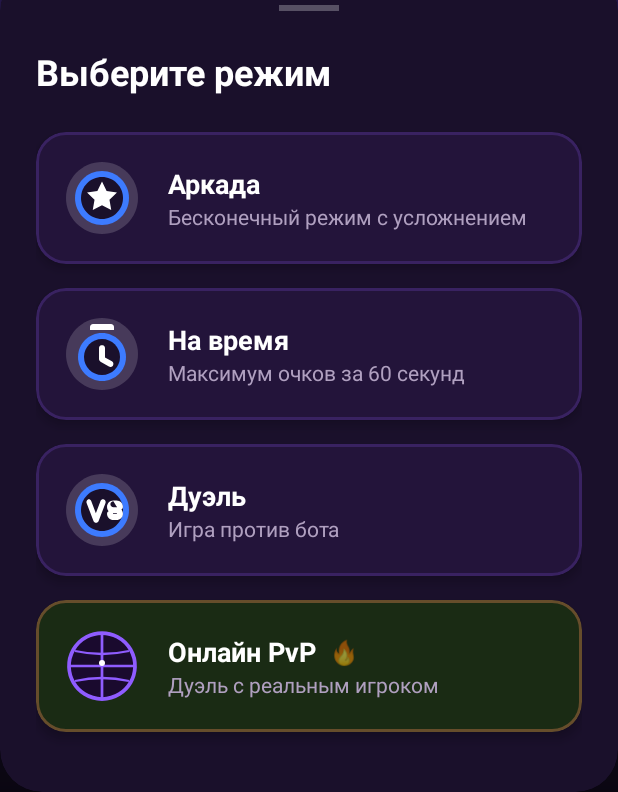
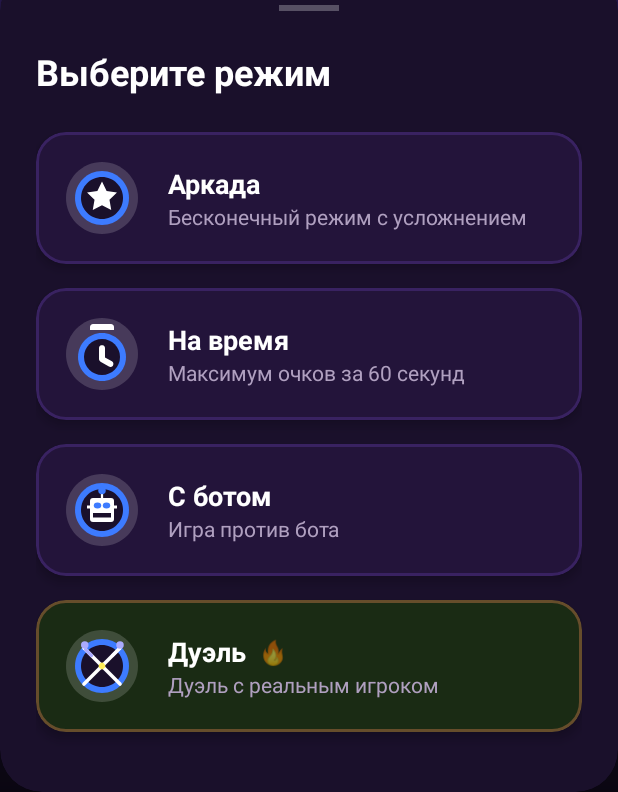
Before and after one commit to ogSulem/BasketMars, an Android app: the screen it shows after launch (MainActivity), after a tap on "ИГРАТЬ", on a phone screen of 412 x 824 dp, the part 444-1236 px from its top. Run offline under Robolectric (Android 15) with nearby library versions, the phone set to English and light mode, and no system bars; our stand-ins replace Firebase (no records; nobody signed in at launch, a user with empty details on screens opened directly), Room's generated code.

```diff
--- a/app/src/main/res/drawable/ic_mode_duel.xml
+++ b/app/src/main/res/drawable/ic_mode_duel.xml
@@ -1,26 +1,64 @@
+<?xml version="1.0" encoding="utf-8"?>
+<!-- Bot mode icon: simple robot / android head -->
 <vector xmlns:android="http://schemas.android.com/apk/res/android"
     android:width="56dp"
     android:height="56dp"
     android:viewportWidth="56"
     android:viewportHeight="56">
 
+    <!-- Background circles (same style as other mode icons) -->
     <path
         android:fillColor="#2AFFFFFF"
         android:pathData="M28,4C14.75,4 4,14.75 4,28c0,13.25 10.75,24 24,24c13.25,0 24,-10.75 24,-24C52,14.75 41.25,4 28,4z"/>
-
     <path
         android:fillColor="#FF3D7BFF"
         android:pathData="M28,10c-9.94,0 -18,8.06 -18,18c0,9.94 8.06,18 18,18c9.94,0 18,-8.06 18,-18C46,18.06 37.94,10 28,10z"/>
-
     <path
         android:fillColor="#FF1A102B"
         android:pathData="M28,14c-7.73,0 -14,6.27 -14,14c0,7.73 6.27,14 14,14c7.73,0 14,-6.27 14,-14C42,20.27 35.73,14 28,14z"/>
 
+    <!-- ── Robot head body (rounded rectangle) ── -->
     <path
         android:fillColor="#FFFFFFFF"
-        android:pathData="M18.5,21.0c0.92,-0.35 1.96,0.11 2.31,1.03l3.1,8.1l3.1,-8.1c0.35,-0.92 1.39,-1.38 2.31,-1.03c0.92,0.35 1.38,1.39 1.03,2.31l-4.6,12.0c-0.27,0.71 -0.96,1.18 -1.71,1.18c-0.75,0 -1.44,-0.47 -1.71,-1.18l-4.6,-12.0c-0.35,-0.92 0.11,-1.96 1.03,-2.31z"/>
+        android:pathData="M20,22 Q20,20 22,20 L34,20 Q36,20 36,22 L36,34 Q36,36 34,36 L22,36 Q20,36 20,34 Z"/>
 
+    <!-- ── Antenna stem ── -->
     <path
         android:fillColor="#FFFFFFFF"
-        android:pathData="M35.6,22.2c-1.1,0 -2.0,0.9 -2.0,2.0c0,1.1 0.9,2.0 2.0,2.0h2.1c2.34,0 4.25,1.9 4.25,4.25c0,2.34 -1.9,4.25 -4.25,4.25h-2.1c-2.34,0 -4.25,-1.9 -4.25,-4.25c0,-1.1 0.9,-2.0 2.0,-2.0c1.1,0 2.0,0.9 2.0,2.0c0,0.14 0.11,0.25 0.25,0.25h2.1c0.14,0 0.25,-0.11 0.25,-0.25c0,-0.14 -0.11,-0.25 -0.25,-0.25h-2.1c-2.34,0 -4.25,-1.9 -4.25,-4.25c0,-2.34 1.9,-4.25 4.25,-4.25h2.1c2.34,0 4.25,1.9 4.25,4.25c0,1.1 -0.9,2.0 -2.0,2.0c-1.1,0 -2.0,-0.9 -2.0,-2.0c0,-0.14 -0.11,-0.25 -0.25,-0.25z"/>
+        android:strokeColor="#FFFFFFFF"
+        android:strokeWidth="1.5"
+        android:pathData="M28,17 L28,20"/>
+
+    <!-- ── Antenna ball ── -->
+    <path
+        android:fillColor="#FF3D7BFF"
+        android:pathData="M25.5,15 A2.5,2.5 0 1,0 30.5,15 A2.5,2.5 0 1,0 25.5,15 Z"/>
+
+    <!-- ── Left eye ── -->
+    <path
+        android:fillColor="#FF3D7BFF"
+        android:pathData="M22.5,25 A2.5,2 0 1,0 27.5,25 A2.5,2 0 1,0 22.5,25 Z"/>
+
+    <!-- ── Right eye ── -->
+    <path
+        android:fillColor="#FF3D7BFF"
+        android:pathData="M28.5,25 A2.5,2 0 1,0 33.5,25 A2.5,2 0 1,0 28.5,25 Z"/>
+
+    <!-- ── Mouth — flat line with 5 small teeth ── -->
+    <path
+        android:fillColor="#FF1A102B"
+        android:pathData="M22,30 L34,30 L34,33 L22,33 Z"/>
+    <!-- Teeth gaps -->
+    <path
+        android:fillColor="#FFFFFFFF"
+        android:pathData="M23.5,30 L23.5,33 M26,30 L26,33 M28.5,30 M31,30 L31,33"/>
+
+    <!-- ── Ear / side nodes ── -->
+    <path
+        android:fillColor="#FFFFFFFF"
+        android:pathData="M18,25 L20,25 L20,27 L18,27 Z"/>
+    <path
+        android:fillColor="#FFFFFFFF"
+        android:pathData="M36,25 L38,25 L38,27 L36,27 Z"/>
+
 </vector>
--- a/app/src/main/res/drawable/ic_mode_online.xml
+++ b/app/src/main/res/drawable/ic_mode_online.xml
@@ -1,47 +1,65 @@
+<?xml version="1.0" encoding="utf-8"?>
+<!-- Duel/PvP mode icon: two crossed swords -->
 <vector xmlns:android="http://schemas.android.com/apk/res/android"
     android:width="56dp"
     android:height="56dp"
     android:viewportWidth="56"
     android:viewportHeight="56">
 
-    <!-- Globe circle -->
+    <!-- Background circles (consistent with other mode icons) -->
     <path
-        android:pathData="M28,6 A22,22 0 1,1 27.999,6 Z"
-        android:fillColor="#1A0A2E"
-        android:strokeColor="#8F5CFF"
-        android:strokeWidth="2.5" />
+        android:fillColor="#2AFFFFFF"
+        android:pathData="M28,4C14.75,4 4,14.75 4,28c0,13.25 10.75,24 24,24c13.25,0 24,-10.75 24,-24C52,14.75 41.25,4 28,4z"/>
+    <path
+        android:fillColor="#FF3D7BFF"
+        android:pathData="M28,10c-9.94,0 -18,8.06 -18,18c0,9.94 8.06,18 18,18c9.94,0 18,-8.06 18,-18C46,18.06 37.94,10 28,10z"/>
+    <path
+        android:fillColor="#FF1A102B"
+        android:pathData="M28,14c-7.73,0 -14,6.27 -14,14c0,7.73 6.27,14 14,14c7.73,0 14,-6.27 14,-14C42,20.27 35.73,14 28,14z"/>
 
-    <!-- Vertical center line -->
+    <!-- ══ Sword 1: top-left to bottom-right ══ -->
+    <!-- Blade -->
     <path
-        android:pathData="M28,6 Q28,28 28,50"
-        android:strokeColor="#8F5CFF"
-        android:strokeWidth="1.8"
-        android:fillColor="#00000000" />
+        android:fillColor="#00000000"
+        android:strokeColor="#FFFFFFFF"
+        android:strokeWidth="2.4"
+        android:strokeLineCap="round"
+        android:pathData="M16,16 L40,40"/>
+    <!-- Guard (cross-piece) -->
+    <path
+        android:fillColor="#00000000"
+        android:strokeColor="#FFAAAAFF"
+        android:strokeWidth="2.2"
+        android:strokeLineCap="round"
+        android:pathData="M35,21 L39,17"/>
+    <!-- Pommel (handle tip) -->
+    <path
+        android:fillColor="#FFAAAAFF"
+        android:pathData="M14,14 A2.5,2.5 0 1,0 19,14 A2.5,2.5 0 1,0 14,14 Z"/>
 
-    <!-- Horizontal equator -->
+    <!-- ══ Sword 2: top-right to bottom-left ══ -->
+    <!-- Blade -->
     <path
-        android:pathData="M6,28 Q28,28 50,28"
-        android:strokeColor="#8F5CFF"
-        android:strokeWidth="1.8"
-        android:fillColor="#00000000" />
+        android:fillColor="#00000000"
+        android:strokeColor="#FFFFFFFF"
+        android:strokeWidth="2.4"
+        android:strokeLineCap="round"
+        android:pathData="M40,16 L16,40"/>
+    <!-- Guard (cross-piece) -->
+    <path
+        android:fillColor="#00000000"
+        android:strokeColor="#FFAAAAFF"
+        android:strokeWidth="2.2"
+        android:strokeLineCap="round"
+        android:pathData="M21,21 L17,17"/>
+    <!-- Pommel -->
+    <path
+        android:fillColor="#FFAAAAFF"
+        android:pathData="M37.5,14 A2.5,2.5 0 1,0 42.5,14 A2.5,2.5 0 1,0 37.5,14 Z"/>
 
-    <!-- Top latitude arc -->
+    <!-- Centre cross flash -->
     <path
-        android:pathData="M10,18 Q28,22 46,18"
-        android:strokeColor="#8F5CFF"
-        android:strokeWidth="1.5"
-        android:fillColor="#00000000" />
-
-    <!-- Bottom latitude arc -->
-    <path
-        android:pathData="M10,38 Q28,34 46,38"
-        android:strokeColor="#8F5CFF"
-        android:strokeWidth="1.5"
-        android:fillColor="#00000000" />
-
-    <!-- Signal dots -->
-    <path
-        android:pathData="M28,28 m-2,-2 a2,2 0 1,0 4,0 a2,2 0 1,0 -4,0"
-        android:fillColor="#FFFFFF" />
+        android:fillColor="#FFFFEE58"
+        android:pathData="M26.5,26.5 A1.8,1.8 0 1,0 29.5,29.5 A1.8,1.8 0 1,0 26.5,26.5 Z"/>
 
 </vector>
--- a/app/src/main/res/values/strings.xml
+++ b/app/src/main/res/values/strings.xml
@@ -22,16 +22,16 @@
     <string name="mode_arcade_desc">Бесконечный режим с усложнением</string>
     <string name="mode_timed">На время</string>
     <string name="mode_timed_desc">Максимум очков за 60 секунд</string>
-    <string name="mode_duel">Дуэль</string>
+    <string name="mode_duel">С ботом</string>
     <string name="mode_duel_desc">Игра против бота</string>
-    <string name="mode_online_pvp">Онлайн PvP</string>
+    <string name="mode_online_pvp">Дуэль</string>
     <string name="mode_online_pvp_desc">Дуэль с реальным игроком</string>
 
     <!-- Экран лидерборда -->
     <string name="leaderboard_title">Лидерборд</string>
     <string name="leaderboard_tab_arcade">Аркада</string>
     <string name="leaderboard_tab_timed">На время</string>
-    <string name="leaderboard_tab_duel">Дуэли</string>
+    <string name="leaderboard_tab_duel">С ботом</string>
     <string name="leaderboard_tab_online">PvP</string>
     <string name="leaderboard_empty">Пока нет результатов</string>
 
@@ -90,8 +90,8 @@
     <string name="cd_logo">Логотип игры — баскетбольное кольцо</string>
     <string name="cd_mode_arcade">Иконка режима Аркада</string>
     <string name="cd_mode_timed">Иконка режима На время</string>
-    <string name="cd_mode_duel">Иконка режима Дуэль</string>
-    <string name="cd_mode_online">Иконка режима Онлайн PvP</string>
+    <string name="cd_mode_duel">Иконка режима С ботом</string>
+    <string name="cd_mode_online">Иконка режима Дуэль</string>
 
     <!-- Ошибки и уведомления -->
     <string name="error_no_server">Сервер не настроен — включён бот</string>
@@ -112,7 +112,7 @@
     <!-- Onboarding-подсказки при старте игры -->
     <string name="onboarding_arcade">Аркада: набирай очки, сложность растёт</string>
     <string name="onboarding_timed">На время: 60 сек. Комбо даёт бонус к очкам</string>
-    <string name="onboarding_duel">Дуэль: обгони соперника за 60 сек</string>
+    <string name="onboarding_duel">С ботом: обгони соперника за 60 сек</string>
 
     <!-- Всплывающие уведомления о разблокировке достижений -->
     <string name="ach_popup_streetballer">Стритболер</string>
```
Also changed, not shown: app/src/main/java/com/example/basketballgame/AchievementsActivity.java (+8 -2 lines), app/src/main/java/com/example/basketballgame/GameView.java (+63 -11 lines), app/src/main/res/drawable-v24/ic_launcher_foreground.xml (+58 -72 lines), 1 other file.
